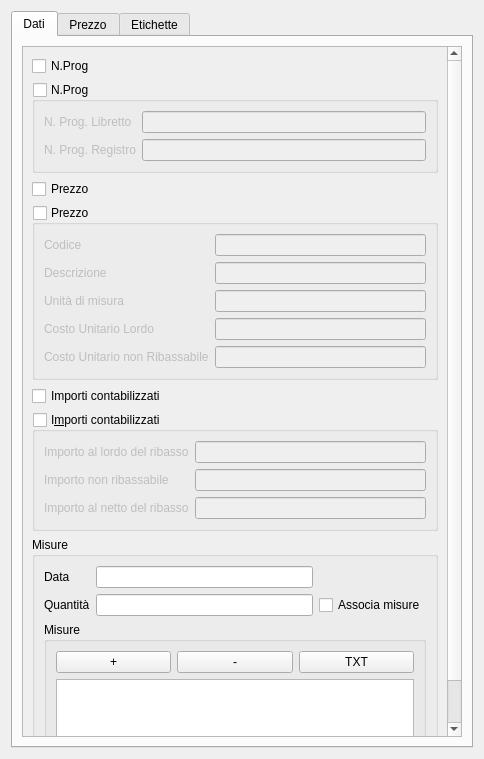
Above: qcostgui/accountingitemppugui.ui from mickele77/qcost before the change. Below: the same form after it.
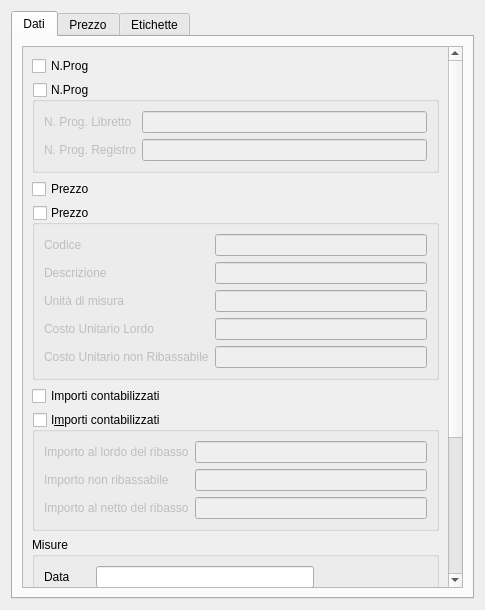
That is the form after the change.

```diff
--- a/qcostgui/accountingitemppugui.ui
+++ b/qcostgui/accountingitemppugui.ui
@@ -6,8 +6,8 @@
    <rect>
     <x>0</x>
     <y>0</y>
-    <width>484</width>
-    <height>759</height>
+    <width>485</width>
+    <height>610</height>
    </rect>
   </property>
   <property name="windowTitle">
@@ -34,8 +34,8 @@
            <rect>
             <x>0</x>
             <y>0</y>
-            <width>429</width>
-            <height>862</height>
+            <width>424</width>
+            <height>664</height>
            </rect>
           </property>
           <layout class="QGridLayout" name="gridLayout_2">
```
Left out of the diff: 258 changed lines with no effect on the pictures.
